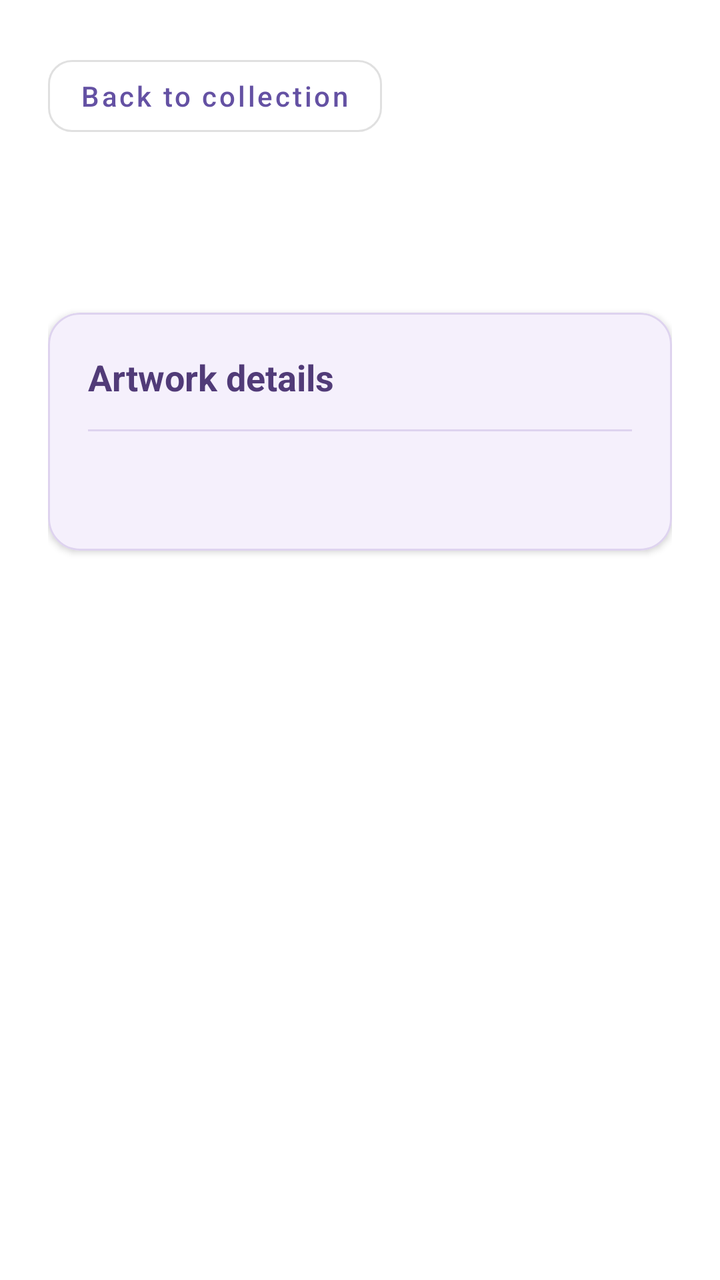
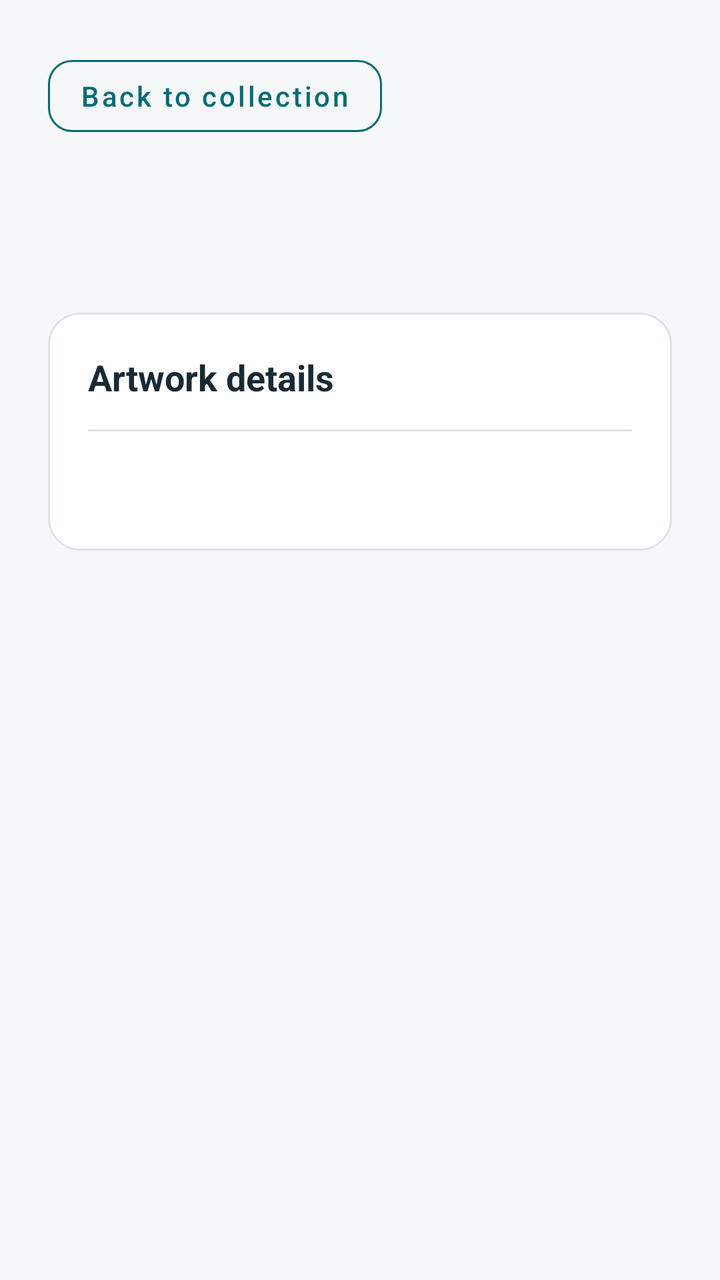

Before-and-after screenshots of an Android layout around one commit, followed by the original layout XML and the change that was made.
<!-- AndroidManifest.xml: application theme Theme.ArtGallery -->
<!-- res/layout/fragment_details.xml -->
<?xml version="1.0" encoding="utf-8"?>
<ScrollView xmlns:android="http://schemas.android.com/apk/res/android"
    xmlns:app="http://schemas.android.com/apk/res-auto"
    android:layout_width="match_parent"
    android:layout_height="match_parent"
    android:fillViewport="true">

    <LinearLayout
        android:layout_width="match_parent"
        android:layout_height="wrap_content"
        android:orientation="vertical"
        android:padding="24dp">

        <com.google.android.material.button.MaterialButton
            android:id="@+id/back"
            style="@style/Widget.MaterialComponents.Button.OutlinedButton"
            android:layout_width="wrap_content"
            android:layout_height="wrap_content"
            android:text="@string/back"
            android:textAllCaps="false"
            android:minHeight="48dp"
            app:cornerRadius="12dp" />

        <TextView
            android:id="@+id/title"
            android:layout_width="match_parent"
            android:layout_height="wrap_content"
            android:layout_marginTop="24dp"
            android:layout_marginBottom="20dp"
            android:textSize="30sp"
            android:textStyle="bold"
            android:textColor="?attr/colorPrimary" />

        <com.google.android.material.card.MaterialCardView
            android:layout_width="match_parent"
            android:layout_height="wrap_content"
            app:cardBackgroundColor="#F5F0FC"
            app:cardCornerRadius="16dp"
            app:cardElevation="2dp"
            app:strokeColor="#DED3EF"
            app:strokeWidth="1dp">

            <LinearLayout
                android:layout_width="match_parent"
                android:layout_height="wrap_content"
                android:orientation="vertical"
                android:padding="20dp">

                <TextView
                    android:layout_width="match_parent"
                    android:layout_height="wrap_content"
                    android:text="@string/details"
                    android:textSize="18sp"
                    android:textStyle="bold"
                    android:textColor="#513B78" />

                <View
                    android:layout_width="match_parent"
                    android:layout_height="1dp"
                    android:layout_marginTop="14dp"
                    android:layout_marginBottom="18dp"
                    android:background="#DED3EF"
                    android:importantForAccessibility="no" />

                <TextView
                    android:id="@+id/fields"
                    android:layout_width="match_parent"
                    android:layout_height="wrap_content"
                    android:textSize="16sp"
                    android:textColor="#514B5C"
                    android:lineSpacingExtra="5dp"
                    android:textIsSelectable="true" />

            </LinearLayout>

        </com.google.android.material.card.MaterialCardView>

    </LinearLayout>

</ScrollView>
<!-- resources referenced by this layout -->
<resources>
  <string name="back">Back to collection</string>
  <string name="details">Artwork details</string>
  <style name="Theme.ArtGallery" parent="Theme.MaterialComponents.DayNight.NoActionBar">
          <item name="colorPrimary">#6451A3</item>
          <item name="colorPrimaryVariant">#49367E</item>
          <item name="colorOnPrimary">#FFFFFF</item>
          <item name="colorSecondary">#82703C</item>
      </style>
</resources>

<!-- the commit's change to res/layout/fragment_details.xml (unified diff, before → after) -->
@@ -3,6 +3,7 @@
     xmlns:app="http://schemas.android.com/apk/res-auto"
     android:layout_width="match_parent"
     android:layout_height="match_parent"
+    android:background="#F6F7F9"
     android:fillViewport="true">
 
     <LinearLayout
@@ -18,7 +19,9 @@
             android:layout_height="wrap_content"
             android:text="@string/back"
             android:textAllCaps="false"
+            android:textColor="#006D77"
             android:minHeight="48dp"
+            app:strokeColor="#006D77"
             app:cornerRadius="12dp" />
 
         <TextView
@@ -29,15 +32,15 @@
             android:layout_marginBottom="20dp"
             android:textSize="30sp"
             android:textStyle="bold"
-            android:textColor="?attr/colorPrimary" />
+            android:textColor="#172B35" />
 
         <com.google.android.material.card.MaterialCardView
             android:layout_width="match_parent"
             android:layout_height="wrap_content"
-            app:cardBackgroundColor="#F5F0FC"
+            app:cardBackgroundColor="#FFFFFF"
             app:cardCornerRadius="16dp"
-            app:cardElevation="2dp"
-            app:strokeColor="#DED3EF"
+            app:cardElevation="0dp"
+            app:strokeColor="#DCE3E7"
             app:strokeWidth="1dp">
 
             <LinearLayout
@@ -52,14 +55,14 @@
                     android:text="@string/details"
                     android:textSize="18sp"
                     android:textStyle="bold"
-                    android:textColor="#513B78" />
+                    android:textColor="#172B35" />
 
                 <View
                     android:layout_width="match_parent"
                     android:layout_height="1dp"
                     android:layout_marginTop="14dp"
                     android:layout_marginBottom="18dp"
-                    android:background="#DED3EF"
+                    android:background="#DCE3E7"
                     android:importantForAccessibility="no" />
 
                 <TextView
@@ -67,7 +70,7 @@
                     android:layout_width="match_parent"
                     android:layout_height="wrap_content"
                     android:textSize="16sp"
-                    android:textColor="#514B5C"
+                    android:textColor="#52616B"
                     android:lineSpacingExtra="5dp"
                     android:textIsSelectable="true" />
 
<!-- resource entries referenced after the edit -->
@@ -3,10 +3,10 @@
   <string name="back">Back to collection</string>
   <string name="details">Artwork details</string>
   <style name="Theme.ArtGallery" parent="Theme.MaterialComponents.DayNight.NoActionBar">
-          <item name="colorPrimary">#6451A3</item>
-          <item name="colorPrimaryVariant">#49367E</item>
+          <item name="colorPrimary">#006D77</item>
+          <item name="colorPrimaryVariant">#004F56</item>
           <item name="colorOnPrimary">#FFFFFF</item>
-          <item name="colorSecondary">#82703C</item>
+          <item name="colorSecondary">#006D77</item>
       </style>
 </resources>
 
